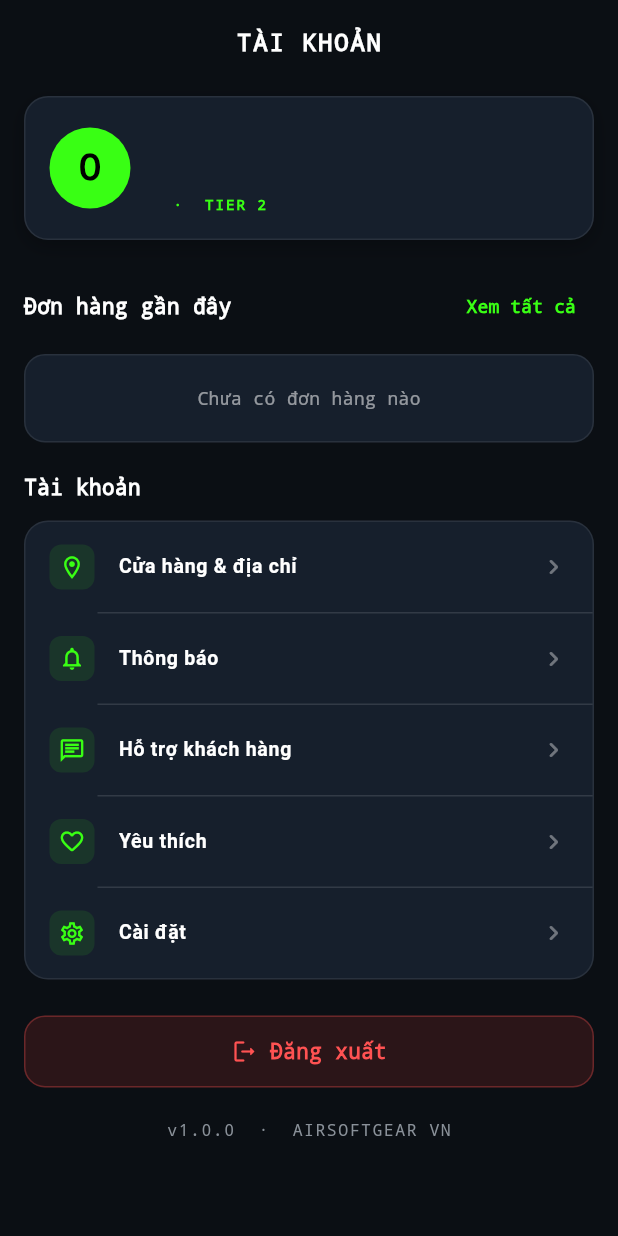
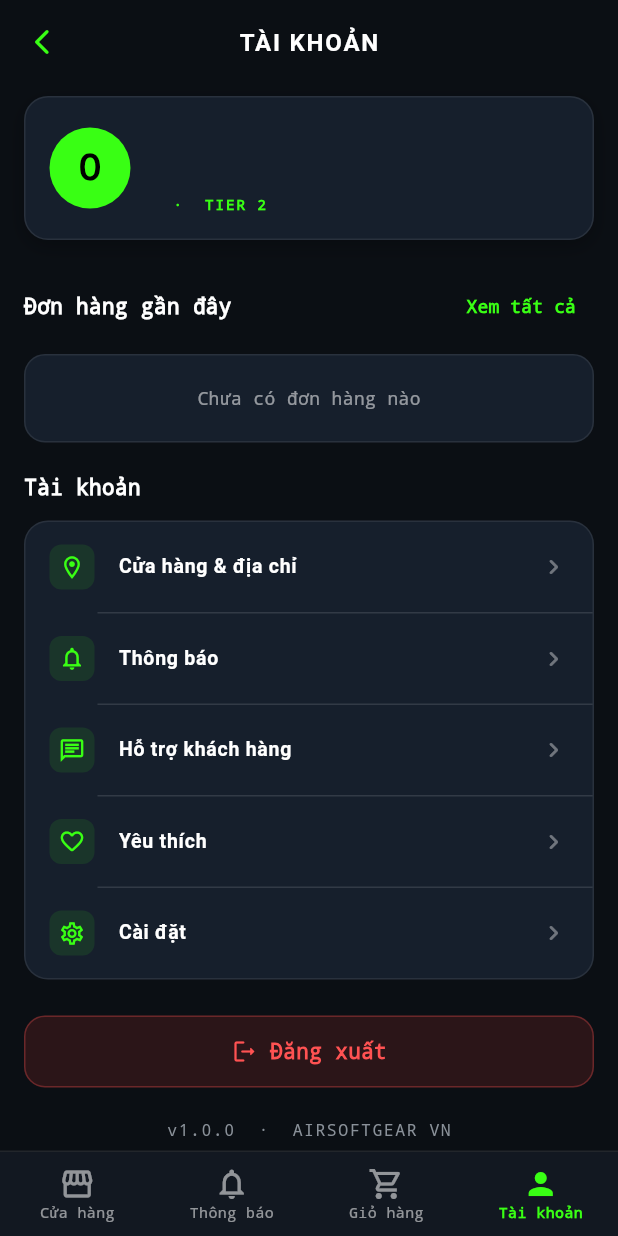
Before and after one commit to PhuongNPTSE193004/PRM393-Project, a Flutter app: the CustomerProfileScreen screen opened by its route, on a phone screen of 412 x 824 dp. Run offline on Flutter 3.47's test engine with Material 3 defaults, Android fonts, the phone set to English and light mode, and no system bars; our stand-ins replace cloud_firestore, firebase_auth, firebase_core; accounts and stored records are empty; network calls fail.

Commit message:
fix: add back navigation button and persistent bottom bar to profile screen

```diff
--- a/lib/screens/customer/profile_screen.dart
+++ b/lib/screens/customer/profile_screen.dart
@@ -2,11 +2,15 @@ import 'package:cloud_firestore/cloud_firestore.dart';
 import 'package:firebase_auth/firebase_auth.dart';
 import 'package:flutter/material.dart';
 
+import '../../repositories/firebase/firestore_cart_repository.dart';
 import '../../repositories/firebase/firestore_notification_repository.dart';
+import '../../repositories/firebase/firestore_product_repository.dart';
+import '../../services/cart_service.dart';
 import '../../services/notification_service.dart';
 import '../../theme/app_theme.dart';
 import '../../utils/formatters.dart';
 import 'about_screen.dart';
+import 'cart_screen.dart';
 import 'chat_screen.dart';
 import 'notifications_screen.dart';
 import 'order_list_screen.dart';
@@ -23,14 +27,22 @@ class CustomerProfileScreen extends StatelessWidget {
       appBar: AppBar(
         backgroundColor: kBackground,
         elevation: 0,
-        automaticallyImplyLeading: false,
+        leading: IconButton(
+          icon: const Icon(Icons.arrow_back_ios_new_rounded, color: kNeon, size: 20),
+          onPressed: () {
+            if (Navigator.of(context).canPop()) {
+              Navigator.of(context).pop();
+            } else {
+              Navigator.of(context).pushReplacementNamed('/');
+            }
+          },
+        ),
         title: const Text(
           'TÀI KHOẢN',
           style: TextStyle(
-            fontFamily: 'monospace',
+            color: Colors.white,
+            fontSize: 16,
             fontWeight: FontWeight.bold,
-            fontSize: 16,
-            color: Colors.white,
             letterSpacing: 1.2,
           ),
         ),
@@ -184,6 +196,83 @@ class CustomerProfileScreen extends StatelessWidget {
                 },
               ),
             ),
+      bottomNavigationBar: Container(
+        decoration: BoxDecoration(
+          border: Border(
+            top: BorderSide(
+              color: Colors.white.withValues(alpha: 0.1),
+              width: 1,
+            ),
+          ),
+        ),
+        child: BottomNavigationBar(
+          currentIndex: 3,
+          backgroundColor: kSurface,
+          selectedItemColor: kNeon,
+          unselectedItemColor: Colors.white54,
+          type: BottomNavigationBarType.fixed,
+          selectedLabelStyle: const TextStyle(
+            fontFamily: 'monospace',
+            fontSize: 10,
+            fontWeight: FontWeight.bold,
+          ),
+          unselectedLabelStyle: const TextStyle(
+            fontFamily: 'monospace',
+            fontSize: 10,
+          ),
+          onTap: (index) {
+            if (index == 0) {
+              Navigator.of(context).pushReplacementNamed('/');
+            } else if (index == 1) {
+              final uid = user?.uid;
+              if (uid != null) {
+                Navigator.of(context).push(
+                  MaterialPageRoute(
+                    builder: (_) => NotificationsScreen(
+                      uid: uid,
+                      service: NotificationService(FirestoreNotificationRepository()),
+                    ),
+                  ),
+                );
+              }
+            } else if (index == 2) {
+              final uid = user?.uid;
+              if (uid != null) {
+                Navigator.of(context).push(
+                  MaterialPageRoute(
+                    builder: (_) => CartScreen(
+                      uid: uid,
+                      cartService: CartService(FirestoreCartRepository(FirestoreProductRepository())),
+                    ),
+                  ),
+                );
+              }
+            }
+          },
+          items: const [
+            BottomNavigationBarItem(
+              icon: Icon(Icons.storefront_outlined),
+              activeIcon: Icon(Icons.storefront),
+              label: 'Cửa hàng',
+            ),
+            BottomNavigationBarItem(
+              icon: Icon(Icons.notifications_outlined),
+              activeIcon: Icon(Icons.notifications),
+              label: 'Thông báo',
+            ),
+            BottomNavigationBarItem(
+              icon: Icon(Icons.shopping_cart_outlined),
+              activeIcon: Icon(Icons.shopping_cart),
+              label: 'Giỏ hàng',
+            ),
+            BottomNavigationBarItem(
+              icon: Icon(Icons.person),
+              activeIcon: Icon(Icons.person),
+              label: 'Tài khoản',
+            ),
+          ],
+        ),
+      ),
     );
   }
 
```
